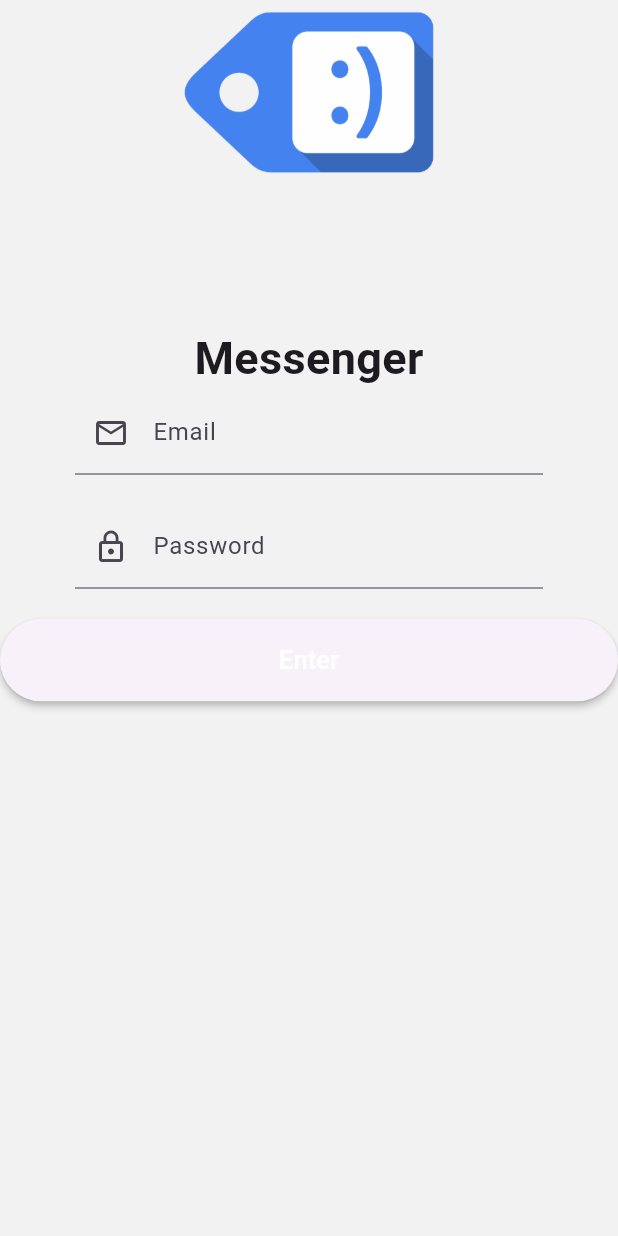
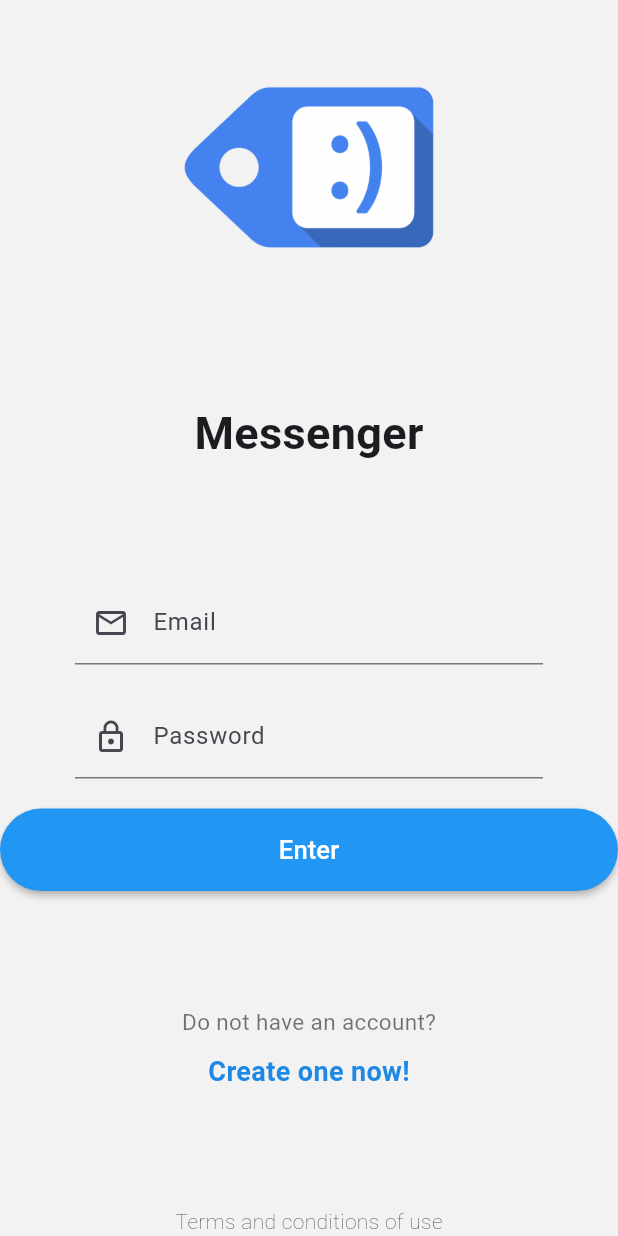
Before and after one commit to Estuardo-Sazo/chat-app-fh, a Flutter app: the screen it shows after launch, on a phone screen of 412 x 824 dp. Run offline on Flutter 3.47's test engine with Material 3 defaults, Android fonts, the phone set to English and light mode, and no system bars.

Commit message:
Diseño del LoginPage

```diff
--- a/lib/pages/login_page.dart
+++ b/lib/pages/login_page.dart
@@ -7,10 +7,15 @@ class LoginPage extends StatelessWidget {
       backgroundColor: Color(0xffF2F2F2),
       body: SafeArea(
         child: Column(
+          mainAxisAlignment: MainAxisAlignment.spaceBetween,
           children: [
             const _Logo(),
 
             _From(),
+
+            _Labels(),
+
+           const Text('Terms and conditions of use', style: TextStyle(fontWeight: FontWeight.w200)),
           ],
         ),
       ),
@@ -26,6 +31,7 @@ class _Logo extends StatelessWidget {
     return Center(
       child: Container(
         width: 170,
+        margin: const EdgeInsets.only(top: 50),
         child: const Column(
           children: <Widget>[
             Image(
@@ -71,6 +77,21 @@ class __FromState extends State<_From> {
   }
 }
 
+class _Labels extends StatelessWidget {
+
+  @override
+  Widget build(BuildContext context) {
+    return Column(
+        children: <Widget>[
+          Text('Do not have an account?', style: TextStyle(color: Colors.black54, fontSize: 15)),
+          SizedBox(height: 10),
+          Text('Create one now!', style: TextStyle(color: Colors.blue[600], fontSize: 18, fontWeight: FontWeight.bold)),
+        ],
+      );
+
+  }
+}
+
 class CustomInput extends StatelessWidget {
   final IconData icon;
   final String placeholder;
@@ -109,6 +130,7 @@ class BlueButton extends StatelessWidget {
       onPressed: onPressed,
       style: ElevatedButton.styleFrom(
         elevation: 2,
+        backgroundColor: Colors.blue,
         shape: const StadiumBorder(),
       ),
       child: Container(
@@ -117,7 +139,7 @@ class BlueButton extends StatelessWidget {
         child: Center(
           child: Text(
             text,
-            style: const TextStyle(color: Colors.white, fontSize: 17),
+            style: TextStyle(color: Colors.white, fontSize: 17),
           ),
         ),
       ),
```
